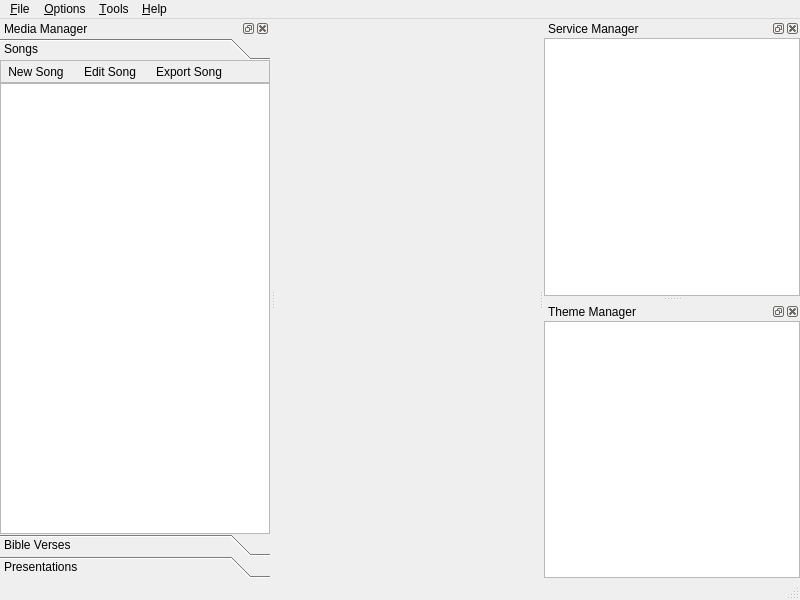
First picture: the form in openlp/resources/forms/mainwindow.ui, repository zonArt/openlp, before the edit.
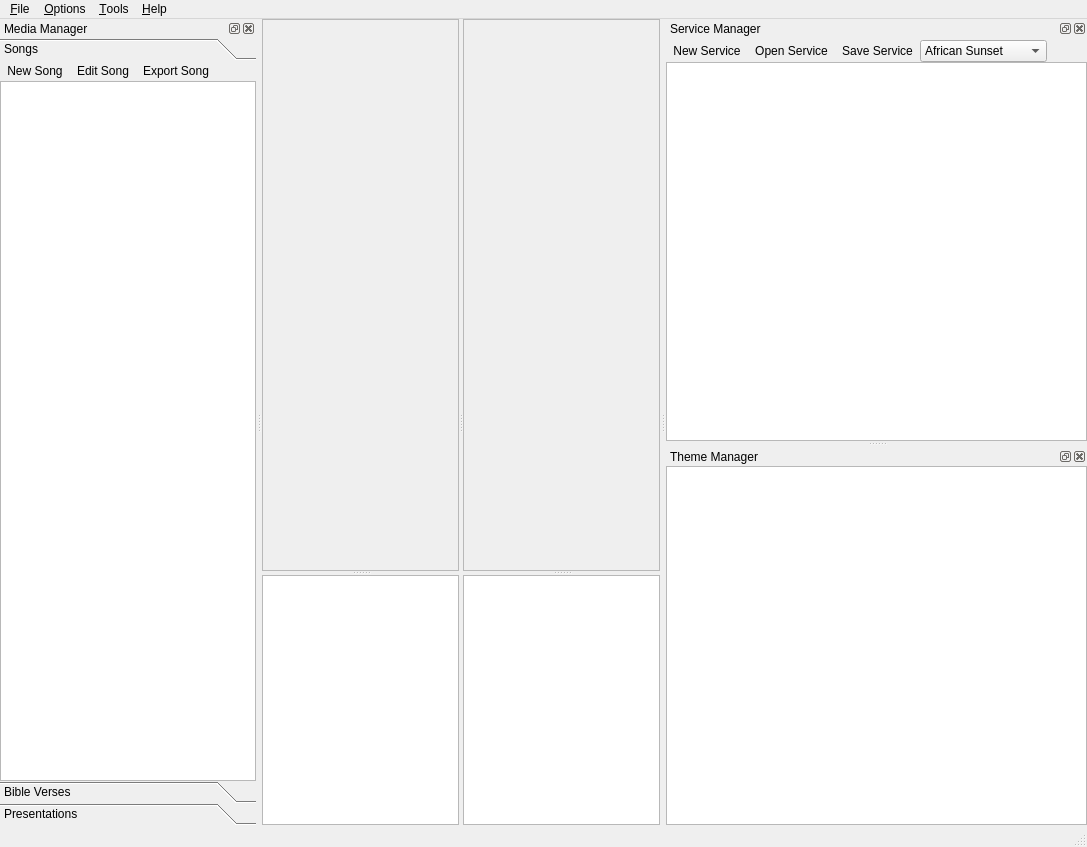
Second picture: the form after the edit. Icons and pictures are not drawn.

Commit message: Updated main form, added some more resource images.

What changed in the file:
```diff
--- a/openlp/resources/forms/mainwindow.ui
+++ b/openlp/resources/forms/mainwindow.ui
@@ -5,8 +5,8 @@
    <rect>
     <x>0</x>
     <y>0</y>
-    <width>800</width>
-    <height>600</height>
+    <width>1087</width>
+    <height>847</height>
    </rect>
   </property>
   <property name="sizePolicy" >
@@ -25,17 +25,112 @@
      <verstretch>0</verstretch>
     </sizepolicy>
    </property>
+   <layout class="QHBoxLayout" name="horizontalLayout_4" >
+    <property name="spacing" >
+     <number>0</number>
+    </property>
+    <property name="margin" >
+     <number>0</number>
+    </property>
+    <item>
+     <widget class="QSplitter" name="ControlSplitter" >
+      <property name="orientation" >
+       <enum>Qt::Horizontal</enum>
+      </property>
+      <widget class="QWidget" native="1" name="PreviewPane" >
+       <layout class="QVBoxLayout" name="verticalLayout" >
+        <property name="spacing" >
+         <number>0</number>
+        </property>
+        <property name="margin" >
+         <number>0</number>
+        </property>
+        <item>
+         <widget class="QSplitter" name="PreviewSplitter" >
+          <property name="orientation" >
+           <enum>Qt::Vertical</enum>
+          </property>
+          <widget class="QScrollArea" name="PreviewController" >
+           <property name="widgetResizable" >
+            <bool>true</bool>
+           </property>
+           <widget class="QWidget" name="PreviewControllerContents" >
+            <property name="geometry" >
+             <rect>
+              <x>0</x>
+              <y>0</y>
+              <width>257</width>
+              <height>536</height>
+             </rect>
+            </property>
+           </widget>
+          </widget>
+          <widget class="QGraphicsView" name="PreviewScreen" >
+           <property name="maximumSize" >
+            <size>
+             <width>16777215</width>
+             <height>250</height>
+            </size>
+           </property>
+          </widget>
+         </widget>
+        </item>
+       </layout>
+      </widget>
+      <widget class="QWidget" native="1" name="LivePane" >
+       <layout class="QVBoxLayout" name="verticalLayout_3" >
+        <property name="spacing" >
+         <number>0</number>
+        </property>
+        <property name="margin" >
+         <number>0</number>
+        </property>
+        <item>
+         <widget class="QSplitter" name="LiveSplitter" >
+          <property name="orientation" >
+           <enum>Qt::Vertical</enum>
+          </property>
+          <widget class="QScrollArea" name="LiveController" >
+           <property name="widgetResizable" >
+            <bool>true</bool>
+           </property>
+           <widget class="QWidget" name="LiveControllerContents" >
+            <property name="geometry" >
+             <rect>
+              <x>0</x>
+              <y>0</y>
+              <width>257</width>
+              <height>536</height>
+             </rect>
+            </property>
+           </widget>
+          </widget>
+          <widget class="QGraphicsView" name="LiveScreen" >
+           <property name="maximumSize" >
+            <size>
+             <width>16777215</width>
+             <height>250</height>
+            </size>
+           </property>
+          </widget>
+         </widget>
+        </item>
+       </layout>
+      </widget>
+     </widget>
+    </item>
+   </layout>
   </widget>
   <widget class="QMenuBar" name="menubar" >
    <property name="geometry" >
     <rect>
      <x>0</x>
      <y>0</y>
-     <width>800</width>
+     <width>1087</width>
      <height>27</height>
     </rect>
    </property>
-   <widget class="QMenu" name="menu_File" >
+   <widget class="QMenu" name="FileMenu" >
     <property name="title" >
      <string>&amp;File</string>
     </property>
@@ -100,7 +195,7 @@
     <addaction name="action_Web_Site" />
     <addaction name="action_About" />
    </widget>
-   <addaction name="menu_File" />
+   <addaction name="FileMenu" />
    <addaction name="menu_Options" />
    <addaction name="menu_Help" />
    <addaction name="menu_Help_2" />
@@ -146,8 +241,8 @@
          <rect>
           <x>0</x>
           <y>0</y>
-          <width>311</width>
-          <height>445</height>
+          <width>291</width>
+          <height>692</height>
          </rect>
         </property>
         <attribute name="label" >
@@ -161,14 +256,11 @@
           <number>0</number>
          </property>
          <item>
-          <widget class="QFrame" name="frame" >
-           <property name="frameShape" >
-            <enum>QFrame::StyledPanel</enum>
-           </property>
-           <property name="frameShadow" >
-            <enum>QFrame::Raised</enum>
-           </property>
-           <layout class="QHBoxLayout" name="horizontalLayout_3" >
+          <widget class="QWidget" native="1" name="widget_2" >
+           <layout class="QHBoxLayout" name="horizontalLayout_5" >
+            <property name="spacing" >
+             <number>0</number>
+            </property>
             <property name="margin" >
              <number>0</number>
             </property>
@@ -303,10 +395,129 @@
     <number>2</number>
    </attribute>
    <widget class="QWidget" name="OrderOfServiceContents" >
-    <layout class="QHBoxLayout" name="horizontalLayout_2" >
+    <layout class="QVBoxLayout" name="verticalLayout_4" >
+     <property name="spacing" >
+      <number>0</number>
+     </property>
      <property name="margin" >
       <number>0</number>
      </property>
+     <item>
+      <widget class="QWidget" native="1" name="ServiceToolbar" >
+       <layout class="QHBoxLayout" name="horizontalLayout_2" >
+        <property name="spacing" >
+         <number>0</number>
+        </property>
+        <property name="leftMargin" >
+         <number>0</number>
+        </property>
+        <property name="topMargin" >
+         <number>2</number>
+        </property>
+        <property name="rightMargin" >
+         <number>0</number>
+        </property>
+        <property name="bottomMargin" >
+         <number>0</number>
+        </property>
+        <item>
+         <widget class="QToolButton" name="ServiceNewItem" >
+          <property name="text" >
+           <string>New Service</string>
+          </property>
+          <property name="icon" >
+           <iconset resource="../images/openlp-2.qrc" >
+            <normaloff>:/services/services/service_new.png</normaloff>:/services/services/service_new.png</iconset>
+          </property>
+          <property name="iconSize" >
+           <size>
+            <width>22</width>
+            <height>22</height>
+           </size>
+          </property>
+          <property name="autoRaise" >
+           <bool>true</bool>
+          </property>
+         </widget>
+        </item>
+        <item>
+         <widget class="QToolButton" name="ServiceOpenItem" >
+          <property name="text" >
+           <string>Open Service</string>
+          </property>
+          <property name="icon" >
+           <iconset resource="../images/openlp-2.qrc" >
+            <normaloff>:/services/services/service_open.png</normaloff>:/services/services/service_open.png</iconset>
+          </property>
+          <property name="iconSize" >
+           <size>
+            <width>22</width>
+            <height>22</height>
+           </size>
+          </property>
+          <property name="autoRaise" >
+           <bool>true</bool>
+          </property>
+         </widget>
+        </item>
+        <item>
+         <widget class="QToolButton" name="ServiceSaveToolbar" >
+          <property name="text" >
+           <string>Save Service</string>
+          </property>
+          <property name="icon" >
+           <iconset resource="../images/openlp-2.qrc" >
+            <normaloff>:/services/services/service_save.png</normaloff>:/services/services/service_save.png</iconset>
+          </property>
+          <property name="iconSize" >
+           <size>
+            <width>22</width>
+            <height>22</height>
+           </size>
+          </property>
+          <property name="autoRaise" >
+           <bool>true</bool>
+          </property>
+         </widget>
+        </item>
+        <item>
+         <widget class="QComboBox" name="comboBox" >
+          <property name="sizeAdjustPolicy" >
+           <enum>QComboBox::AdjustToContents</enum>
+          </property>
+          <item>
+           <property name="text" >
+            <string>African Sunset</string>
+           </property>
+          </item>
+          <item>
+           <property name="text" >
+            <string>Snowy Mountains</string>
+           </property>
+          </item>
+          <item>
+           <property name="text" >
+            <string>Wilderness</string>
+           </property>
+          </item>
+         </widget>
+        </item>
+        <item>
+         <spacer name="ServiceToolbarLayout" >
+          <property name="orientation" >
+           <enum>Qt::Horizontal</enum>
+          </property>
+          <property name="sizeHint" stdset="0" >
+           <size>
+            <width>40</width>
+            <height>20</height>
+           </size>
+          </property>
+         </spacer>
+        </item>
+       </layout>
+      </widget>
+     </item>
      <item>
       <widget class="QListView" name="OrderOfServiceListView" />
      </item>
```
Left out of the diff: 48 changed lines with no effect on the pictures. The commit also changes 4 other files.
